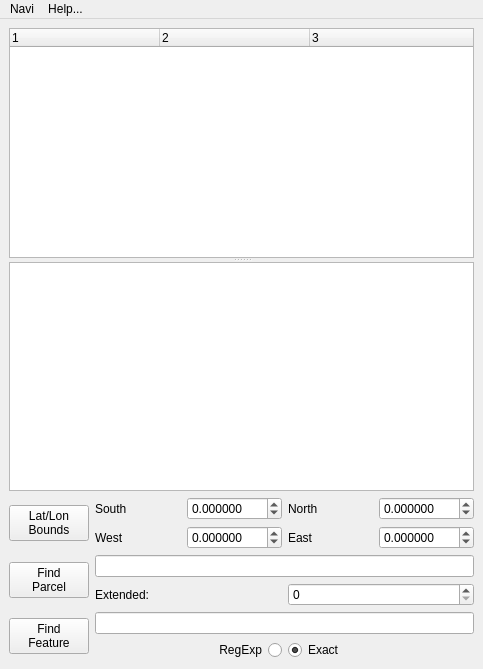
First picture: the form in ui/nvroute.ui, repository berndhs/navi, before the edit.
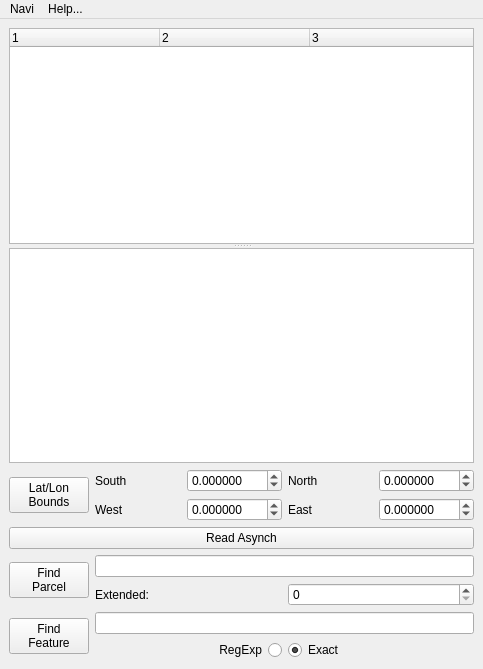
Second picture: the form after the edit. Icons and pictures are not drawn.

The edit to the form file:
```diff
--- a/ui/nvroute.ui
+++ b/ui/nvroute.ui
@@ -163,7 +163,7 @@
       </item>
      </layout>
     </item>
-    <item row="2" column="0">
+    <item row="3" column="0">
      <layout class="QGridLayout" name="gridLayout_2">
       <item row="0" column="0" rowspan="2">
        <widget class="QPushButton" name="parcelButton">
@@ -198,7 +198,7 @@
       </item>
      </layout>
     </item>
-    <item row="3" column="0">
+    <item row="4" column="0">
      <layout class="QGridLayout" name="gridLayout_3">
       <item row="0" column="0" rowspan="2">
        <widget class="QPushButton" name="featureButton">
@@ -249,6 +249,13 @@
       </item>
      </layout>
     </item>
+    <item row="2" column="0">
+     <widget class="QPushButton" name="asynchButton">
+      <property name="text">
+       <string>Read Asynch</string>
+      </property>
+     </widget>
+    </item>
    </layout>
   </widget>
   <widget class="QMenuBar" name="menubar">
```
